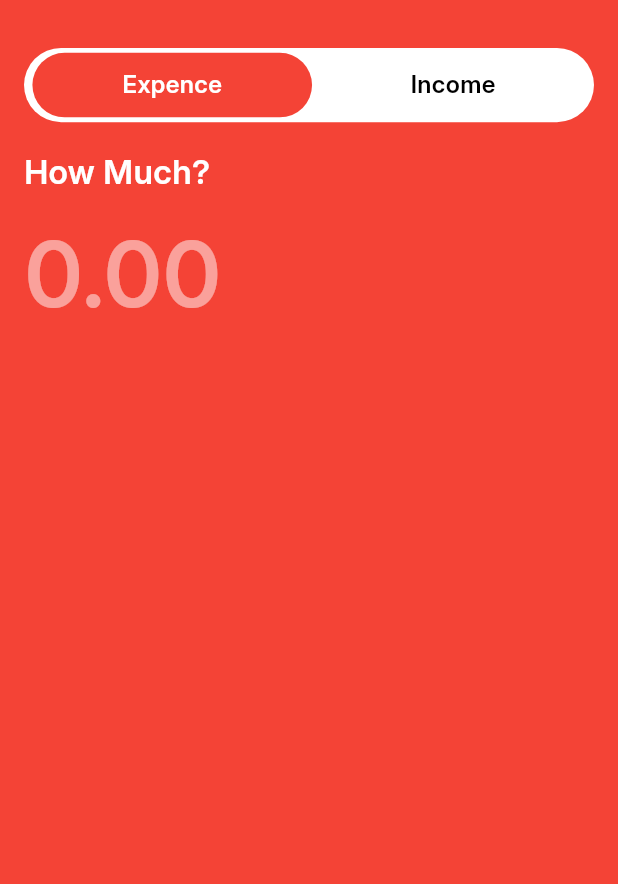
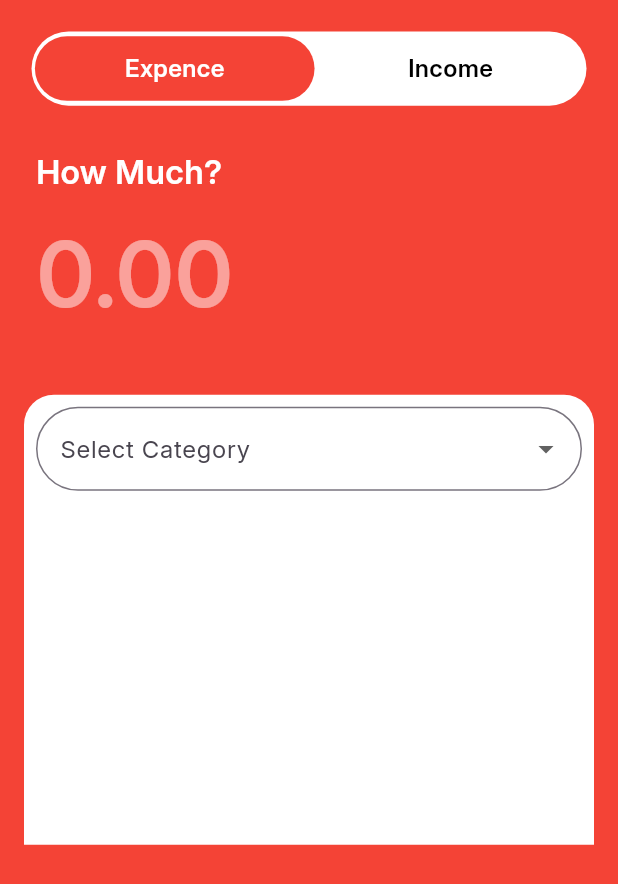
Before and after one commit to Dinethzz/spendly, a Flutter app: the AddNewScreen screen opened directly, on a phone screen of 412 x 824 dp. Shown: the top 884 px of the screen. Run offline on Flutter 3.47's test engine with Material 3 defaults, Android fonts, the phone set to English and light mode, and no system bars; our stand-ins replace shared_preferences, smooth_page_indicator; accounts and stored records are empty.

Commit message:
expence categories

```diff
--- a/lib/screens/add_new_screen.dart
+++ b/lib/screens/add_new_screen.dart
@@ -1,5 +1,6 @@
 import 'package:expenz/constants/colors.dart';
 import 'package:expenz/constants/const_values.dart';
+import 'package:expenz/models/expence_model.dart';
 import 'package:flutter/material.dart';
 
 class AddNewScreen extends StatefulWidget {
@@ -27,7 +28,7 @@ class _AddNewScreenState extends State<AddNewScreen> {
               child: Stack(
                 children: [
                   Padding(
-                    padding: const EdgeInsets.symmetric(vertical: kDefaultPadding),
+                    padding: const EdgeInsets.all(5),
                     child: Container(
                       height: MediaQuery.of(context).size.height * 0.06,
                       decoration: BoxDecoration(
@@ -73,7 +74,9 @@ class _AddNewScreenState extends State<AddNewScreen> {
                       ),
                     ),
                   ),
-                  Container(
+                  Padding(
+                    padding: const EdgeInsets.symmetric(horizontal:   8.0),
+                    child: Container(
                       margin: EdgeInsets.only(top: MediaQuery.of(context).size.height * 0.1),
                       child: Column(
                         crossAxisAlignment: CrossAxisAlignment.start,
@@ -90,6 +93,43 @@ class _AddNewScreenState extends State<AddNewScreen> {
                         ],
                       ),
                     ),
+                  ),
+
+                  //user data form
+                  Container(
+                    height: 300,
+                    margin: EdgeInsets.only(top: MediaQuery.of(context).size.height * 0.3),
+                    decoration: BoxDecoration(
+                      color: kWhite,
+                      borderRadius: BorderRadius.only(
+                        topLeft: Radius.circular(20),
+                        topRight: Radius.circular(20),
+                      )
+                    ),
+                    child: Padding(
+                      padding: const EdgeInsets.all(8.0),
+                      child: Form(
+                        child: Column(
+                          children:[
+                            //category selector dropdown
+                            DropdownButtonFormField(
+                              decoration: InputDecoration(
+                                labelText: "Select Category",
+                                border: OutlineInputBorder(
+                                  borderRadius: BorderRadius.circular(100),
+                                ),
+                              ),
+                              items: ExpenceCategories.values.map((category) {
+                              return DropdownMenuItem(
+                                value: category,
+                                child: Text(category.name),
+                              );
+                            }).toList(), onChanged: (value){})
+                          ]
+                        ),
+                      ),
+                    ),
+                  )
                 ],
               ),
             ),
```
Lines whose indentation alone changed are shown as unchanged.
